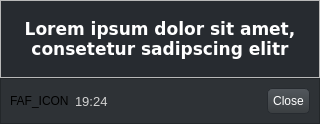
Above: src/_res/notification_system/dialog.ui from FAForever/client before the change. Below: the same form after it.
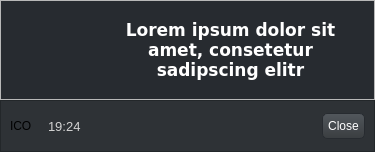
That is the form after the change.

Commit message: refactor notification system +add notification for new games +redesign dialog +bettter interface

Diff of the .ui file:
```diff
--- a/src/_res/notification_system/dialog.ui
+++ b/src/_res/notification_system/dialog.ui
@@ -6,8 +6,8 @@
    <rect>
     <x>0</x>
     <y>0</y>
-    <width>320</width>
-    <height>124</height>
+    <width>375</width>
+    <height>152</height>
    </rect>
   </property>
   <property name="windowTitle">
@@ -59,7 +59,7 @@
 	
 }</string>
   </property>
-  <layout class="QVBoxLayout" stretch="1,0">
+  <layout class="QVBoxLayout">
    <property name="spacing">
     <number>0</number>
    </property>
@@ -74,9 +74,37 @@
      <property name="frameShadow">
       <enum>QFrame::Raised</enum>
      </property>
-     <layout class="QVBoxLayout" name="_2">
+     <layout class="QHBoxLayout" name="horizontalLayout" stretch="0,1">
+      <item>
+       <widget class="QLabel" name="labelImage">
+        <property name="minimumSize">
+         <size>
+          <width>80</width>
+          <height>80</height>
+         </size>
+        </property>
+        <property name="maximumSize">
+         <size>
+          <width>64</width>
+          <height>16777215</height>
+         </size>
+        </property>
+        <property name="text">
+         <string/>
+        </property>
+        <property name="alignment">
+         <set>Qt::AlignCenter</set>
+        </property>
+       </widget>
+      </item>
       <item>
        <widget class="QLabel" name="labelEvent">
+        <property name="minimumSize">
+         <size>
+          <width>32</width>
+          <height>32</height>
+         </size>
+        </property>
         <property name="styleSheet">
          <string notr="true">QLabel {
 	color: rgb(255, 255, 255);
@@ -104,6 +132,12 @@
    </item>
    <item>
     <widget class="QFrame" name="frame">
+     <property name="sizePolicy">
+      <sizepolicy hsizetype="Preferred" vsizetype="Fixed">
+       <horstretch>0</horstretch>
+       <verstretch>0</verstretch>
+      </sizepolicy>
+     </property>
      <property name="layoutDirection">
       <enum>Qt::LeftToRight</enum>
      </property>
@@ -121,8 +155,20 @@
      <layout class="QHBoxLayout" name="_3">
       <item>
        <widget class="QLabel" name="labelIcon">
+        <property name="minimumSize">
+         <size>
+          <width>32</width>
+          <height>32</height>
+         </size>
+        </property>
+        <property name="maximumSize">
+         <size>
+          <width>32</width>
+          <height>32</height>
+         </size>
+        </property>
         <property name="text">
-         <string>FAF_ICON</string>
+         <string>ICO</string>
         </property>
        </widget>
       </item>
```
The commit also changes 6 other files.
